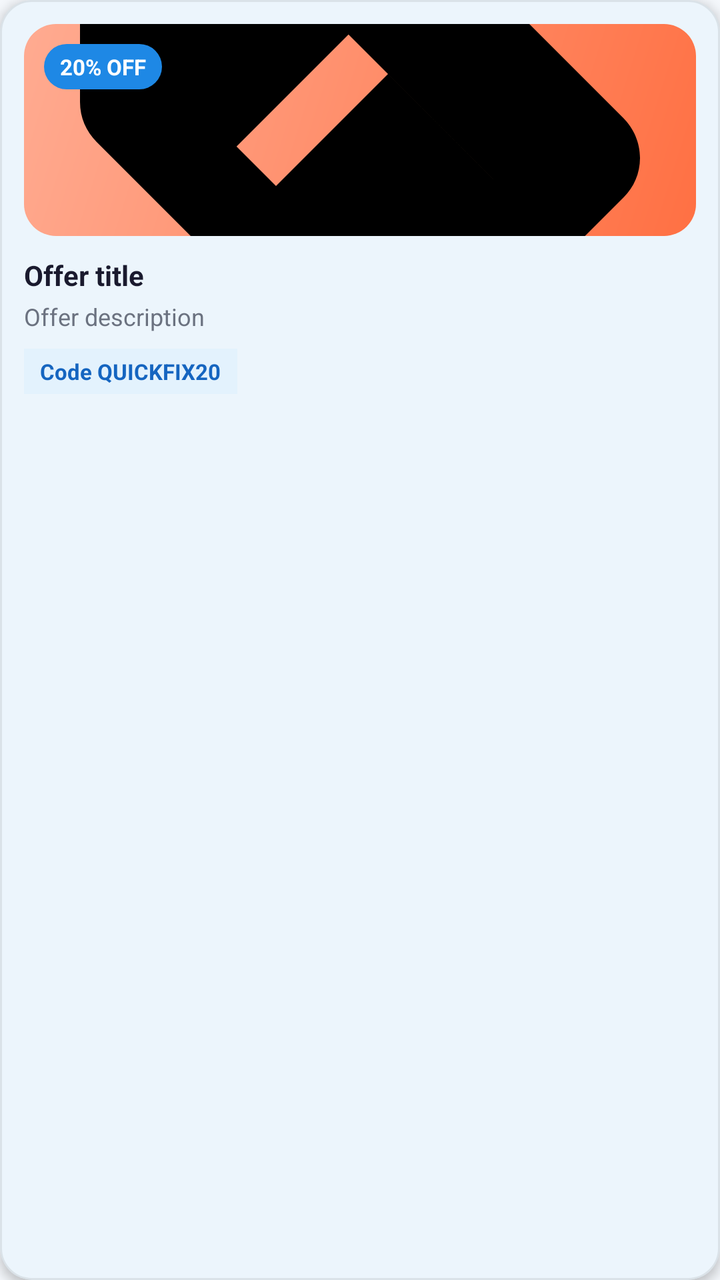
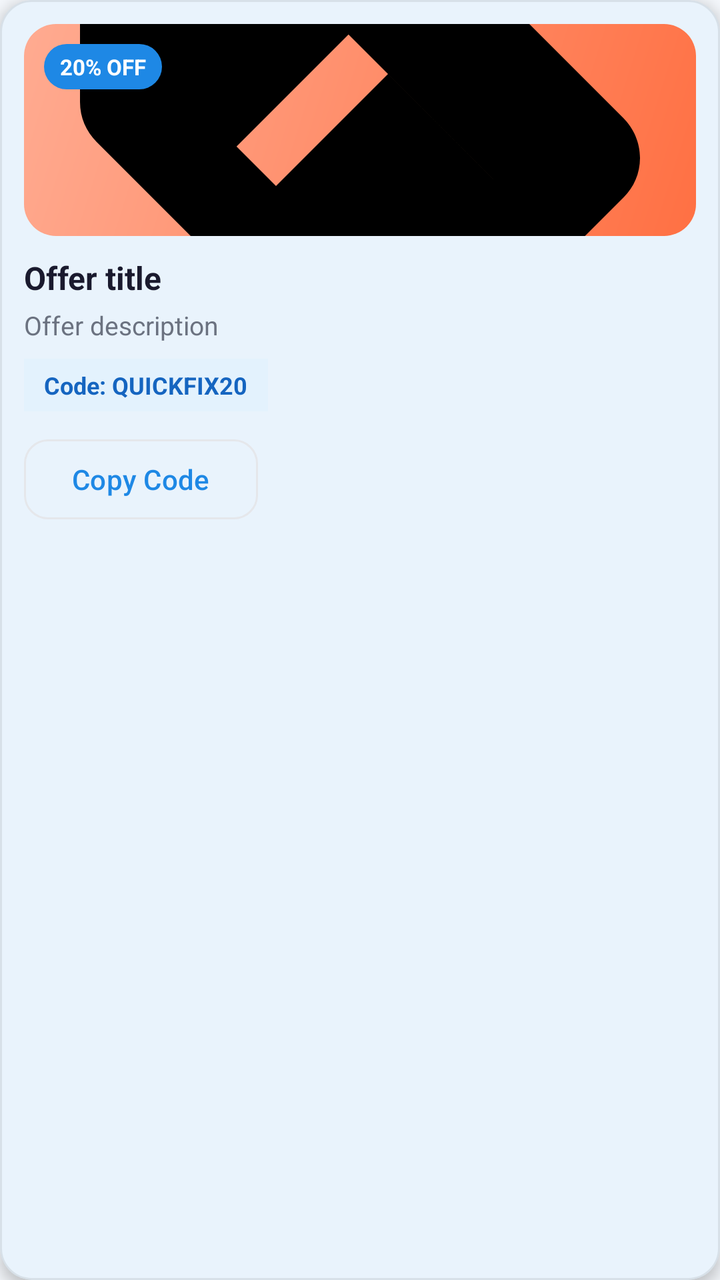

The first picture is an Android layout as it rendered before a commit; the second is the same layout after the commit. The layout source and the unified diff follow.
<!-- AndroidManifest.xml: application theme Theme.QuickFix -->
<!-- res/layout/item_home_offer.xml -->
<?xml version="1.0" encoding="utf-8"?>
<com.google.android.material.card.MaterialCardView
    xmlns:android="http://schemas.android.com/apk/res/android"
    xmlns:app="http://schemas.android.com/apk/res-auto"
    android:layout_width="240dp"
    android:layout_height="wrap_content"
    android:layout_marginEnd="12dp"
    android:clickable="true"
    android:focusable="true"
    app:cardCornerRadius="16dp"
    app:cardElevation="3dp"
    app:strokeColor="#14000000"
    app:strokeWidth="1dp">

    <LinearLayout
        android:layout_width="match_parent"
        android:layout_height="wrap_content"
        android:orientation="vertical"
        android:padding="12dp">

        <FrameLayout
            android:layout_width="match_parent"
            android:layout_height="106dp"
            android:background="@drawable/bg_promo_card">

            <ImageView
                android:id="@+id/ivHomeOfferImage"
                android:layout_width="match_parent"
                android:layout_height="match_parent"
                android:scaleType="centerCrop"
                android:src="@drawable/ic_offers"
                android:contentDescription="@string/home_offer_image" />

            <TextView
                android:id="@+id/tvHomeOfferDiscount"
                android:layout_width="wrap_content"
                android:layout_height="wrap_content"
                android:layout_gravity="top|start"
                android:layout_margin="10dp"
                android:background="@drawable/bg_badge_round"
                android:paddingStart="8dp"
                android:paddingTop="4dp"
                android:paddingEnd="8dp"
                android:paddingBottom="4dp"
                android:text="20% OFF"
                android:textColor="@color/white"
                android:textSize="11sp"
                android:textStyle="bold" />
        </FrameLayout>

        <TextView
            android:id="@+id/tvHomeOfferTitle"
            android:layout_width="match_parent"
            android:layout_height="wrap_content"
            android:layout_marginTop="10dp"
            android:maxLines="1"
            android:ellipsize="end"
            android:text="Offer title"
            android:textColor="@color/text_primary"
            android:textSize="14sp"
            android:textStyle="bold" />

        <TextView
            android:id="@+id/tvHomeOfferDescription"
            android:layout_width="match_parent"
            android:layout_height="wrap_content"
            android:layout_marginTop="3dp"
            android:maxLines="2"
            android:ellipsize="end"
            android:text="Offer description"
            android:textColor="@color/text_secondary"
            android:textSize="12sp" />

        <TextView
            android:id="@+id/tvHomeOfferCode"
            android:layout_width="wrap_content"
            android:layout_height="wrap_content"
            android:layout_marginTop="8dp"
            android:background="@color/primary_light"
            android:paddingStart="8dp"
            android:paddingTop="4dp"
            android:paddingEnd="8dp"
            android:paddingBottom="4dp"
            android:text="Code QUICKFIX20"
            android:textColor="@color/primary_dark"
            android:textSize="11sp"
            android:textStyle="bold" />

    </LinearLayout>

</com.google.android.material.card.MaterialCardView>
<!-- resources referenced by this layout -->
<resources>
  <color name="primary_dark">#1565C0</color>
  <color name="primary_light">#E3F2FD</color>
  <color name="text_primary">#1A1A2E</color>
  <color name="text_secondary">#6B7280</color>
  <color name="white">#FFFFFFFF</color>
  <!-- drawable bg_badge_round (drawable) -->
  <?xml version="1.0" encoding="utf-8"?>
  <shape xmlns:android="http://schemas.android.com/apk/res/android">
      <solid android:color="#1E88E5"/>
      <corners android:radius="20dp"/>
  </shape>
  <!-- drawable bg_promo_card (drawable) -->
  <?xml version="1.0" encoding="utf-8"?>
  <shape xmlns:android="http://schemas.android.com/apk/res/android"
      android:shape="rectangle">
      <corners android:radius="16dp" />
      <gradient
          android:angle="135"
          android:startColor="#FF7043"
          android:endColor="#FFAB91" />
  </shape>
  <string name="home_offer_image">Offer image</string>
  <style name="Theme.QuickFix" parent="Base.Theme.QuickFix" />
  <color name="primary">#1E88E5</color>
  <color name="accent_green">#43A047</color>
  <color name="screen_background">#F4F7FB</color>
  <color name="card_bg">#FFFFFF</color>
  <color name="surface_variant">#F5F7FA</color>
  <color name="divider">#E5E7EB</color>
  <style name="Theme.QuickFix.AdminDialog" parent="ThemeOverlay.Material3.MaterialAlertDialog">
          <item name="colorSurface">@color/card_bg</item>
          <item name="colorOnSurface">@color/text_primary</item>
          <item name="colorOutline">@color/divider</item>
      </style>
  <style name="Theme.QuickFix.BottomSheet" parent="ThemeOverlay.Material3.BottomSheetDialog">
          <item name="colorSurface">@color/card_bg</item>
          <item name="colorOnSurface">@color/text_primary</item>
          <item name="android:colorBackground">@color/card_bg</item>
      </style>
  <style name="Widget.QuickFix.Button" parent="Widget.Material3.Button">
          <item name="backgroundTint">@color/primary</item>
          <item name="android:textColor">@color/white</item>
      </style>
  <style name="Widget.QuickFix.Chip.Filter" parent="Widget.Material3.Chip.Filter">
          <item name="chipBackgroundColor">@color/surface_variant</item>
          <item name="android:textColor">@color/text_primary</item>
          <item name="checkedIconTint">@color/primary</item>
      </style>
  <style name="Widget.QuickFix.TextInputLayout" parent="Widget.Material3.TextInputLayout.OutlinedBox">
          <item name="boxBackgroundColor">@color/input_background</item>
          <item name="boxStrokeColor">@color/input_stroke</item>
          <item name="boxStrokeErrorColor">@color/error_red</item>
          <item name="hintTextColor">@color/input_hint</item>
          <item name="startIconTint">@color/input_icon</item>
          <item name="endIconTint">@color/input_icon</item>
          <item name="boxStrokeWidthFocused">2dp</item>
      </style>
  <color name="input_background">#FFFFFF</color>
  <color name="input_stroke">#1E88E5</color>
  <color name="error_red">#D32F2F</color>
  <color name="input_hint">#6B7280</color>
  <color name="input_icon">#455A64</color>
  <!-- unchanged entries left out for length: 2 -->
</resources>

<!-- the commit's change to res/layout/item_home_offer.xml (unified diff, before → after) -->
@@ -2,13 +2,13 @@
 <com.google.android.material.card.MaterialCardView
     xmlns:android="http://schemas.android.com/apk/res/android"
     xmlns:app="http://schemas.android.com/apk/res-auto"
-    android:layout_width="240dp"
+    android:layout_width="260dp"
     android:layout_height="wrap_content"
     android:layout_marginEnd="12dp"
     android:clickable="true"
     android:focusable="true"
     app:cardCornerRadius="16dp"
-    app:cardElevation="3dp"
+    app:cardElevation="4dp"
     app:strokeColor="#14000000"
     app:strokeWidth="1dp">
 
@@ -27,9 +27,9 @@
                 android:id="@+id/ivHomeOfferImage"
                 android:layout_width="match_parent"
                 android:layout_height="match_parent"
+                android:contentDescription="@string/home_offer_image"
                 android:scaleType="centerCrop"
-                android:src="@drawable/ic_offers"
-                android:contentDescription="@string/home_offer_image" />
+                android:src="@drawable/ic_offers" />
 
             <TextView
                 android:id="@+id/tvHomeOfferDiscount"
@@ -42,7 +42,7 @@
                 android:paddingTop="4dp"
                 android:paddingEnd="8dp"
                 android:paddingBottom="4dp"
-                android:text="20% OFF"
+                android:text="@string/home_offer_discount_sample"
                 android:textColor="@color/white"
                 android:textSize="11sp"
                 android:textStyle="bold" />
@@ -53,23 +53,23 @@
             android:layout_width="match_parent"
             android:layout_height="wrap_content"
             android:layout_marginTop="10dp"
+            android:ellipsize="end"
             android:maxLines="1"
-            android:ellipsize="end"
-            android:text="Offer title"
+            android:text="@string/home_offer_title_placeholder"
             android:textColor="@color/text_primary"
-            android:textSize="14sp"
+            android:textSize="16sp"
             android:textStyle="bold" />
 
         <TextView
             android:id="@+id/tvHomeOfferDescription"
             android:layout_width="match_parent"
             android:layout_height="wrap_content"
-            android:layout_marginTop="3dp"
+            android:layout_marginTop="4dp"
+            android:ellipsize="end"
             android:maxLines="2"
-            android:ellipsize="end"
-            android:text="Offer description"
+            android:text="@string/home_offer_description_placeholder"
             android:textColor="@color/text_secondary"
-            android:textSize="12sp" />
+            android:textSize="13sp" />
 
         <TextView
             android:id="@+id/tvHomeOfferCode"
@@ -77,14 +77,23 @@
             android:layout_height="wrap_content"
             android:layout_marginTop="8dp"
             android:background="@color/primary_light"
-            android:paddingStart="8dp"
-            android:paddingTop="4dp"
-            android:paddingEnd="8dp"
-            android:paddingBottom="4dp"
-            android:text="Code QUICKFIX20"
+            android:paddingStart="10dp"
+            android:paddingTop="5dp"
+            android:paddingEnd="10dp"
+            android:paddingBottom="5dp"
+            android:text="@string/home_offer_code_placeholder"
             android:textColor="@color/primary_dark"
-            android:textSize="11sp"
+            android:textSize="12sp"
             android:textStyle="bold" />
+
+        <com.google.android.material.button.MaterialButton
+            android:id="@+id/copyBtn"
+            style="@style/Widget.Material3.Button.OutlinedButton"
+            android:layout_width="wrap_content"
+            android:layout_height="wrap_content"
+            android:layout_marginTop="10dp"
+            android:text="@string/offer_copy_code"
+            app:cornerRadius="12dp" />
 
     </LinearLayout>
 
<!-- resource entries referenced after the edit -->
@@ -21,7 +21,12 @@
           android:startColor="#FF7043"
           android:endColor="#FFAB91" />
   </shape>
+  <string name="home_offer_code_placeholder">Code: QUICKFIX20</string>
+  <string name="home_offer_description_placeholder">Offer description</string>
+  <string name="home_offer_discount_sample">20% OFF</string>
   <string name="home_offer_image">Offer image</string>
+  <string name="home_offer_title_placeholder">Offer title</string>
+  <string name="offer_copy_code">Copy Code</string>
   <style name="Theme.QuickFix" parent="Base.Theme.QuickFix" />
   <color name="primary">#1E88E5</color>
   <color name="accent_green">#43A047</color>
